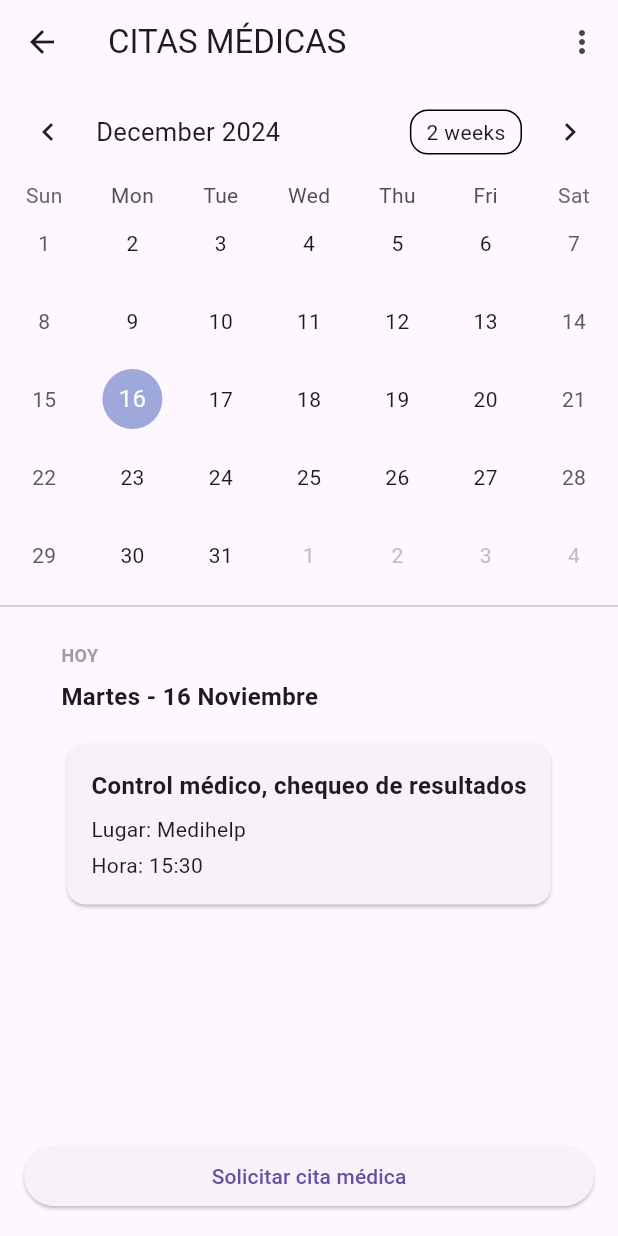
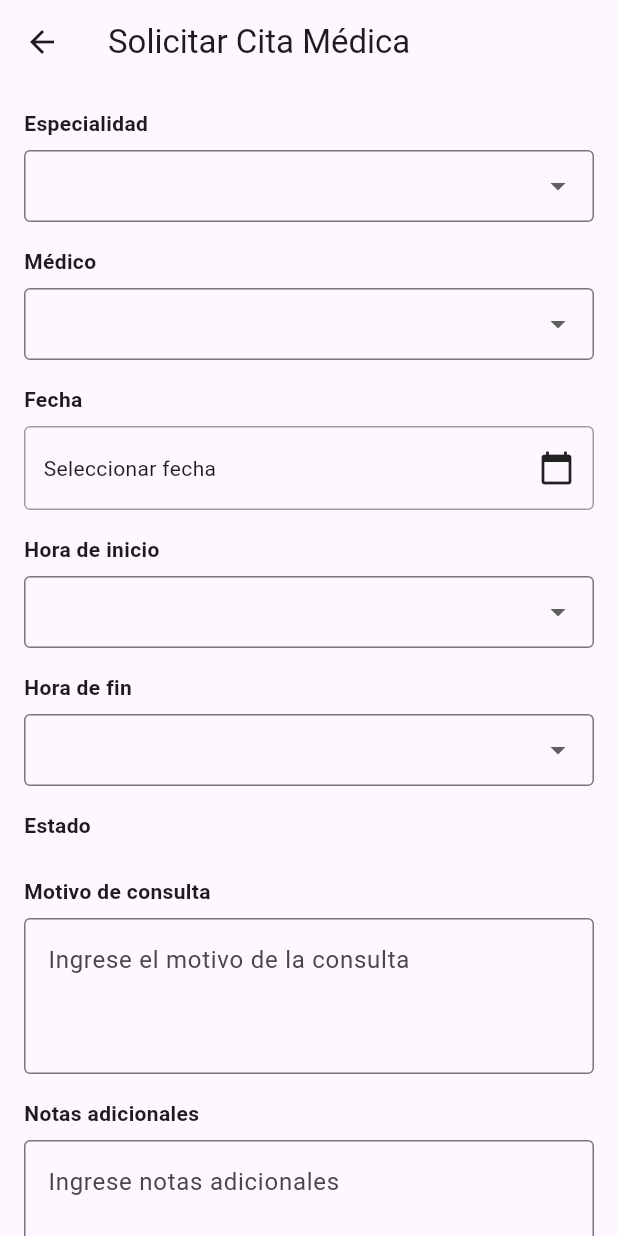
Before and after one commit to 0KevinB/SAMI-Chatbot-asistente, a Flutter app: the AppointmentsScreen screen opened directly, after a tap on "Solicitar cita médica", on a phone screen of 412 x 824 dp. Run offline on Flutter 3.47's test engine with Material 3 defaults, Android fonts, the phone set to English and light mode, and no system bars; drawn by our look-alikes of table_calendar; our stand-ins replace jwt_decoder, shared_preferences; accounts and stored records are empty.

Commit message:
Ventanas de citas medicas, actualizacion de ventana principal

```diff
--- a/app-movil/sami/lib/screens/appointments_screen.dart
+++ b/app-movil/sami/lib/screens/appointment_screen.dart
@@ -1,4 +1,5 @@
 import 'package:flutter/material.dart';
+import 'package:sami/screens/appointments_form_screen.dart';
 import 'package:table_calendar/table_calendar.dart';
 
 class AppointmentsScreen extends StatefulWidget {
@@ -85,7 +86,12 @@ class _AppointmentsScreenState extends State<AppointmentsScreen> {
             child: SizedBox(
               width: double.infinity,
               child: ElevatedButton(
-                onPressed: () {},
+                onPressed: () {
+                  Navigator.push(
+                      context,
+                      MaterialPageRoute(
+                          builder: (context) => const AppointmentFormScreen()));
+                },
                 child: const Text('Solicitar cita médica'),
               ),
             ),
--- /dev/null
+++ b/app-movil/sami/lib/screens/appointments_form_screen.dart
@@ -0,0 +1,316 @@
+import 'package:flutter/material.dart';
+import 'package:intl/intl.dart';
+
+class AppointmentFormScreen extends StatefulWidget {
+  const AppointmentFormScreen({super.key});
+
+  @override
+  State<AppointmentFormScreen> createState() => _AppointmentFormScreenState();
+}
+
+class _AppointmentFormScreenState extends State<AppointmentFormScreen> {
+  final _formKey = GlobalKey<FormState>();
+  DateTime? _selectedDate;
+  TimeOfDay? _startTime;
+  TimeOfDay? _endTime;
+  String? _selectedDoctor;
+  String? _selectedSpecialty;
+  final _notesController = TextEditingController();
+  final _reasonController = TextEditingController();
+
+  // Ejemplo de lista de médicos - Reemplazar con datos reales de tu API
+  final List<String> doctors = [
+    'Dr. Juan Pérez',
+    'Dra. María García',
+    'Dr. Carlos López'
+  ];
+  final List<String> specialties = [
+    'Medicina General',
+    'Cardiología',
+    'Pediatría',
+    'Dermatología'
+  ];
+  final List<String> statuses = [
+    'pendiente',
+    'confirmada',
+    'cancelada',
+    'completada'
+  ];
+
+  List<TimeOfDay> _generateTimeSlots() {
+    List<TimeOfDay> slots = [];
+    for (int hour = 8; hour < 18; hour++) {
+      slots.add(TimeOfDay(hour: hour, minute: 0));
+      slots.add(TimeOfDay(hour: hour, minute: 30));
+    }
+    return slots;
+  }
+
+  String _formatTimeOfDay(TimeOfDay? time) {
+    if (time == null) return '';
+    final now = DateTime.now();
+    final dt = DateTime(now.year, now.month, now.day, time.hour, time.minute);
+    return DateFormat.Hm().format(dt);
+  }
+
+  @override
+  Widget build(BuildContext context) {
+    return Scaffold(
+      appBar: AppBar(
+        leading: IconButton(
+          icon: const Icon(Icons.arrow_back),
+          onPressed: () => Navigator.pop(context),
+        ),
+        title: const Text('Solicitar Cita Médica'),
+      ),
+      body: SingleChildScrollView(
+        child: Padding(
+          padding: const EdgeInsets.all(16.0),
+          child: Form(
+            key: _formKey,
+            child: Column(
+              crossAxisAlignment: CrossAxisAlignment.start,
+              children: [
+                // Especialidad
+                const Text('Especialidad',
+                    style: TextStyle(fontWeight: FontWeight.bold)),
+                const SizedBox(height: 8),
+                DropdownButtonFormField<String>(
+                  value: _selectedSpecialty,
+                  decoration: const InputDecoration(
+                    border: OutlineInputBorder(),
+                    contentPadding:
+                        EdgeInsets.symmetric(horizontal: 12, vertical: 8),
+                  ),
+                  items: specialties.map((String specialty) {
+                    return DropdownMenuItem<String>(
+                      value: specialty,
+                      child: Text(specialty),
+                    );
+                  }).toList(),
+                  onChanged: (String? newValue) {
+                    setState(() {
+                      _selectedSpecialty = newValue;
+                    });
+                  },
+                  validator: (value) {
+                    if (value == null || value.isEmpty) {
+                      return 'Por favor seleccione una especialidad';
+                    }
+                    return null;
+                  },
+                ),
+                const SizedBox(height: 16),
+
+                // Médico
+                const Text('Médico',
+                    style: TextStyle(fontWeight: FontWeight.bold)),
+                const SizedBox(height: 8),
+                DropdownButtonFormField<String>(
+                  value: _selectedDoctor,
+                  decoration: const InputDecoration(
+                    border: OutlineInputBorder(),
+                    contentPadding:
+                        EdgeInsets.symmetric(horizontal: 12, vertical: 8),
+                  ),
+                  items: doctors.map((String doctor) {
+                    return DropdownMenuItem<String>(
+                      value: doctor,
+                      child: Text(doctor),
+                    );
+                  }).toList(),
+                  onChanged: (String? newValue) {
+                    setState(() {
+                      _selectedDoctor = newValue;
+                    });
+                  },
+                  validator: (value) {
+                    if (value == null || value.isEmpty) {
+                      return 'Por favor seleccione un médico';
+                    }
+                    return null;
+                  },
+                ),
+                const SizedBox(height: 16),
+
+                // Fecha
+                const Text('Fecha',
+                    style: TextStyle(fontWeight: FontWeight.bold)),
+                const SizedBox(height: 8),
+                InkWell(
+                  onTap: () async {
+                    final DateTime? picked = await showDatePicker(
+                      context: context,
+                      initialDate: _selectedDate ?? DateTime.now(),
+                      firstDate: DateTime.now(),
+                      lastDate: DateTime.now().add(const Duration(days: 365)),
+                    );
+                    if (picked != null && picked != _selectedDate) {
+                      setState(() {
+                        _selectedDate = picked;
+                      });
+                    }
+                  },
+                  child: Container(
+                    padding: const EdgeInsets.symmetric(
+                        horizontal: 12, vertical: 15),
+                    decoration: BoxDecoration(
+                      border: Border.all(color: Colors.grey),
+                      borderRadius: BorderRadius.circular(4),
+                    ),
+                    child: Row(
+                      mainAxisAlignment: MainAxisAlignment.spaceBetween,
+                      children: [
+                        Text(
+                          _selectedDate == null
+                              ? 'Seleccionar fecha'
+                              : DateFormat('dd/MM/yyyy').format(_selectedDate!),
+                        ),
+                        const Icon(Icons.calendar_today),
+                      ],
+                    ),
+                  ),
+                ),
+                const SizedBox(height: 16),
+
+                // Hora de inicio
+                const Text('Hora de inicio',
+                    style: TextStyle(fontWeight: FontWeight.bold)),
+                const SizedBox(height: 8),
+                DropdownButtonFormField<TimeOfDay>(
+                  value: _startTime,
+                  decoration: const InputDecoration(
+                    border: OutlineInputBorder(),
+                    contentPadding:
+                        EdgeInsets.symmetric(horizontal: 12, vertical: 8),
+                  ),
+                  items: _generateTimeSlots().map((TimeOfDay time) {
+                    return DropdownMenuItem<TimeOfDay>(
+                      value: time,
+                      child: Text(_formatTimeOfDay(time)),
+                    );
+                  }).toList(),
+                  onChanged: (TimeOfDay? newValue) {
+                    setState(() {
+                      _startTime = newValue;
+                      // Automatically set end time 30 minutes after start time
+                      if (newValue != null) {
+                        _endTime = TimeOfDay(
+                          hour: newValue.hour + (newValue.minute + 30) ~/ 60,
+                          minute: (newValue.minute + 30) % 60,
+                        );
+                      }
+                    });
+                  },
+                  validator: (value) {
+                    if (value == null) {
+                      return 'Por favor seleccione una hora de inicio';
+                    }
+                    return null;
+                  },
+                ),
+                const SizedBox(height: 16),
+
+                // Hora de fin
+                const Text('Hora de fin',
+                    style: TextStyle(fontWeight: FontWeight.bold)),
+                const SizedBox(height: 8),
+                DropdownButtonFormField<TimeOfDay>(
+                  value: _endTime,
+                  decoration: const InputDecoration(
+                    border: OutlineInputBorder(),
+                    contentPadding:
+                        EdgeInsets.symmetric(horizontal: 12, vertical: 8),
+                  ),
+                  items: _generateTimeSlots().map((TimeOfDay time) {
+                    return DropdownMenuItem<TimeOfDay>(
+                      value: time,
+                      child: Text(_formatTimeOfDay(time)),
+                    );
+                  }).toList(),
+                  onChanged: (TimeOfDay? newValue) {
+                    setState(() {
+                      _endTime = newValue;
+                    });
+                  },
+                  validator: (value) {
+                    if (value == null) {
+                      return 'Por favor seleccione una hora de fin';
+                    }
+                    return null;
+                  },
+                ),
+                const SizedBox(height: 16),
+
+                // Estado
+                const Text('Estado',
+                    style: TextStyle(fontWeight: FontWeight.bold)),
+                const SizedBox(height: 8),
+                const SizedBox(height: 16),
+
+                // Motivo de consulta
+                const Text('Motivo de consulta',
+                    style: TextStyle(fontWeight: FontWeight.bold)),
+                const SizedBox(height: 8),
+                TextFormField(
+                  controller: _reasonController,
+                  decoration: const InputDecoration(
+                    border: OutlineInputBorder(),
+                    hintText: 'Ingrese el motivo de la consulta',
+                  ),
+                  maxLines: 3,
+                ),
+                const SizedBox(height: 16),
+
+                // Notas adicionales
+                const Text('Notas adicionales',
+                    style: TextStyle(fontWeight: FontWeight.bold)),
+                const SizedBox(height: 8),
+                TextFormField(
+                  controller: _notesController,
+                  decoration: const InputDecoration(
+                    border: OutlineInputBorder(),
+                    hintText: 'Ingrese notas adicionales',
+                  ),
+                  maxLines: 3,
+                ),
+                const SizedBox(height: 24),
+
+                // Botón de envío
+                SizedBox(
+                  width: double.infinity,
+                  child: ElevatedButton(
+                    onPressed: () {
+                      if (_formKey.currentState!.validate()) {
+                        // Aquí iría la lógica para enviar la cita
+                        // Implementar la llamada a la API
+                      }
+                    },
+                    style: ElevatedButton.styleFrom(
+                      backgroundColor: Colors.blue,
+                      padding: const EdgeInsets.symmetric(vertical: 16),
+                    ),
+                    child: const Text(
+                      'Solicitar Cita',
+                      style: TextStyle(
+                        fontSize: 16,
+                        color: Colors.white,
+                      ),
+                    ),
+                  ),
+                ),
+              ],
+            ),
+          ),
+        ),
+      ),
+    );
+  }
+
+  @override
+  void dispose() {
+    _notesController.dispose();
+    _reasonController.dispose();
+    super.dispose();
+  }
+}
--- a/app-movil/sami/lib/screens/login_screen.dart
+++ b/app-movil/sami/lib/screens/login_screen.dart
@@ -39,15 +39,18 @@ class _LoginScreenState extends State<LoginScreen> {
           final token = data['token'];
           await AuthService.saveToken(token);
           Navigator.pushReplacement(
+            // ignore: use_build_context_synchronously
             context,
             MaterialPageRoute(builder: (context) => const MainScreen()),
           );
         } else {
+          // ignore: use_build_context_synchronously
           ScaffoldMessenger.of(context).showSnackBar(
             const SnackBar(content: Text('Credenciales inválidas')),
           );
         }
       } catch (e) {
+        // ignore: use_build_context_synchronously
         ScaffoldMessenger.of(context).showSnackBar(
           const SnackBar(content: Text('Error de conexión')),
         );
--- a/app-movil/sami/lib/screens/splash_screen.dart
+++ b/app-movil/sami/lib/screens/splash_screen.dart
@@ -22,10 +22,12 @@ class _SplashScreenState extends State<SplashScreen> {
         const Duration(seconds: 2)); // Para mostrar el splash por 2 segundos
 
     if (await AuthService.isTokenValid()) {
+      // ignore: use_build_context_synchronously
       Navigator.of(context).pushReplacement(
         MaterialPageRoute(builder: (_) => const MainScreen()),
       );
     } else {
+      // ignore: use_build_context_synchronously
       Navigator.of(context).pushReplacement(
         MaterialPageRoute(builder: (_) => const LoginScreen()),
       );
--- a/app-movil/sami/pubspec.yaml
+++ b/app-movil/sami/pubspec.yaml
@@ -38,6 +38,7 @@ dependencies:
   table_calendar: ^3.1.2
   shared_preferences: ^2.3.3
   jwt_decoder: ^2.0.1
+  intl: ^0.19.0
 
 dev_dependencies:
   flutter_test:
```
Also changed, not shown: app-movil/sami/lib/screens/home_screen.dart (+49 -10 lines), app-movil/sami/lib/services/auth_service.dart (+0 -8 lines), app-movil/sami/lib/screens/glucosa_record_screen.dart (added), app-movil/sami/pubspec.lock.
